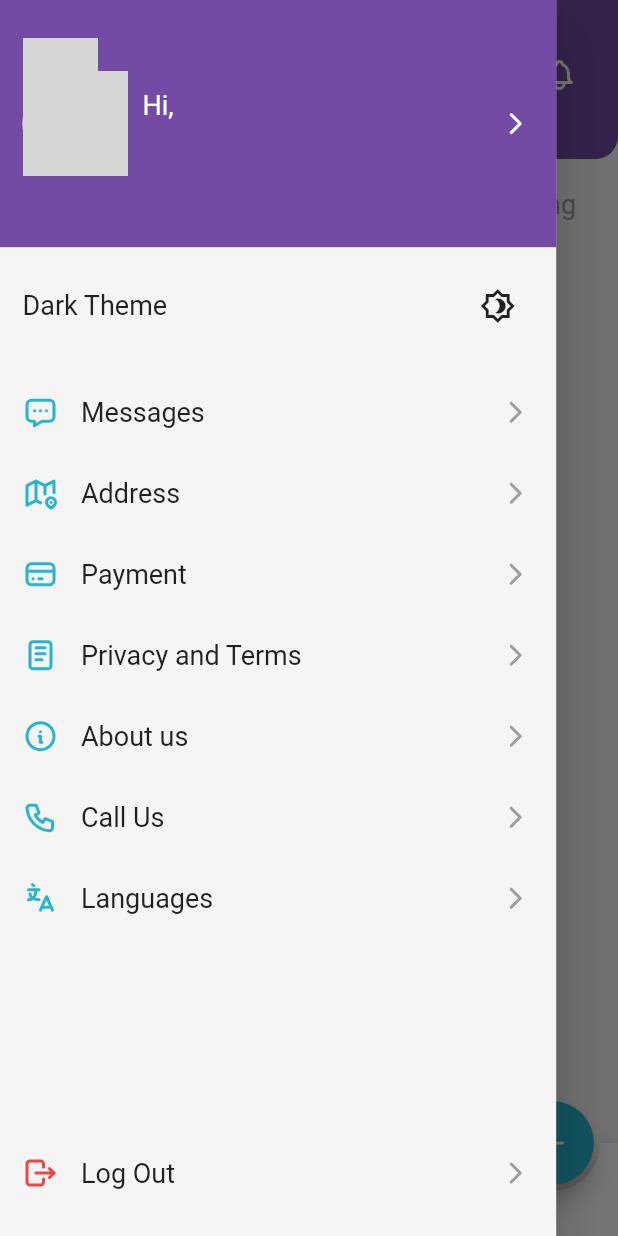
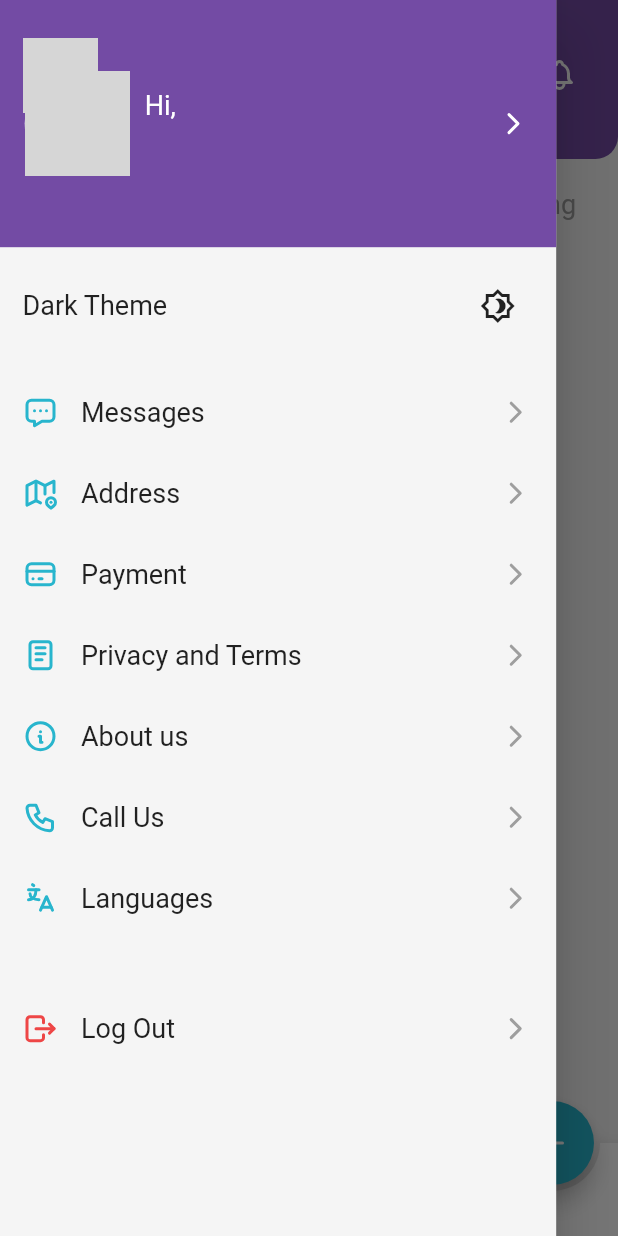
Before and after one commit to amr-alawaad99/HomeMate_HomeServiceApp, a Flutter app: the MainLayoutScreen screen opened directly, item 4 of the bottom bar chosen, in the side drawer, after a tap on "Languages", on a phone screen of 412 x 824 dp. Run offline on Flutter 3.47's test engine with Material 2 defaults, Android fonts, the phone set to English and light mode, and no system bars; drawn by our look-alikes of bubble_bottom_bar; our stand-ins replace bloc, cloud_firestore, conditional_builder_null_safety, firebase_auth, firebase_core, firebase_storage and 11 more; missing offline and left inert: colorful_safe_area, date_time_picker_widget, galleryimage, ntp, username_generator; accounts and stored records are empty; network calls fail; grey boxes are pictures that could not be loaded.

Commit message:
some refactoring

```diff
--- a/lib/layout_tec/modules/home_technical_screen/in_progress_screen.dart
+++ b/lib/layout_tec/modules/home_technical_screen/in_progress_screen.dart
@@ -6,7 +6,6 @@ import 'package:flutter_tabler_icons/flutter_tabler_icons.dart';
 import '../../../layout/cubit/cubit.dart';
 import '../../../layout/cubit/states.dart';
 import '../../../model/orderModel.dart';
-import '../../../module/appointment_details/appointment_detials_screen.dart';
 import '../../../module/sign_in_screen/cubit/cubit.dart';
 import '../../../shared/components/components.dart';
 import '../../../shared/components/constants.dart';
@@ -15,8 +14,10 @@ import '../tec_order_details/tec_order_details.dart';
 class InProgressScreen extends StatelessWidget {
   const InProgressScreen({super.key});
 
+
   @override
   Widget build(BuildContext context) {
+
     var cubit = LayoutCubit.get(context);
     return Column(
       children: [
--- a/lib/module/appointment_details/appointment_detials_screen.dart
+++ b/lib/module/appointment_details/appointment_detials_screen.dart
@@ -550,7 +550,7 @@ Widget defaultOffersCard({
                     crossAxisAlignment: CrossAxisAlignment.end,
                     children: [
                       Text(
-                        'ex.cost'.toUpperCase(),
+                        'Estimated Cost',
                         style: TextStyle(
                           color: Colors.white,
                           fontSize: 15,
--- a/lib/module/appointment_screen/appointments_screen.dart
+++ b/lib/module/appointment_screen/appointments_screen.dart
@@ -128,8 +128,7 @@ class AppointmentsScreen extends StatelessWidget {
           borderRadius: BorderRadius.circular(10.0),
           child: Container(
             padding: const EdgeInsets.all(10),
-            height: 150,
-            width: MediaQuery.of(context).size.width,
+            width: double.infinity,
             decoration: BoxDecoration(
               color: SignInCubit.get(context).isDark
                   ? Color(0xff303030)
@@ -147,14 +146,10 @@ class AppointmentsScreen extends StatelessWidget {
               borderRadius: BorderRadius.circular(10.0),
             ),
             child: Row(
-              mainAxisAlignment: MainAxisAlignment.end,
               crossAxisAlignment: CrossAxisAlignment.start,
               children: [
                 Expanded(
-                  child: Row(
-                    crossAxisAlignment: CrossAxisAlignment.start,
-                    children: [
-                      Column(
+                  child: Column(
                     mainAxisAlignment: MainAxisAlignment.start,
                     crossAxisAlignment: CrossAxisAlignment.start,
                     children: [
@@ -168,27 +163,29 @@ class AppointmentsScreen extends StatelessWidget {
                       const SizedBox(
                         height: 10,
                       ),
-                          Expanded(
-                            child: Row(
+                      Row(
                         children: [
                           ClipRRect(
                             borderRadius: BorderRadius.circular(5),
                             child: Image(
                               image: model.status == 'waiting'?tempImage: NetworkImage(model.profilePic!),
-                                    width: 30,
-                                    height: 30,
+                              width: 50,
+                              height: 50,
                             ),
                           ),
                           const SizedBox(
                             width: 10,
                           ),
-                                Column(
+                          Expanded(
+                            child: Column(
                               crossAxisAlignment: CrossAxisAlignment.start,
                               children: [
                                 Text(
                                   model.status == 'waiting'
                                       ? 'waiting for technical offers!'
                                       : model.profileName!,
+                                  maxLines: 2,
+                                  overflow: TextOverflow.ellipsis,
                                   style: const TextStyle(
                                     fontSize: 15.0,
                                   ),
@@ -200,12 +197,7 @@ class AppointmentsScreen extends StatelessWidget {
                                   mainAxisAlignment:
                                       MainAxisAlignment.start,
                                   children: const [
-                                        Image(
-                                          image: AssetImage(
-                                              'assets/images/star.png'),
-                                          width: 15.0,
-                                          height: 15.0,
-                                        ),
+                                    Icon(Icons.star, color: Colors.amber, size: 20,),
                                     SizedBox(
                                       width: 5,
                                     ),
@@ -217,9 +209,18 @@ class AppointmentsScreen extends StatelessWidget {
                                     ),
                                   ],
                                 ),
+                              ],
+                            ),
+                          ),
+                        ],
+                      ),
+                      const SizedBox(
+                        height: 15,
+                      ),
                       Text(
-                                      model.notes!,
+                        "Notes: ${model.notes!}",
                         maxLines: 1,
+                        overflow: TextOverflow.ellipsis,
                         style: const TextStyle(
                           fontSize: 12.0,
 
@@ -228,15 +229,6 @@ class AppointmentsScreen extends StatelessWidget {
                       const SizedBox(
                         height: 15,
                       ),
-                                  ],
-                                ),
-                              ],
-                            ),
-                          ),
-                          const SizedBox(
-                            height: 15,
-                          ),
-
                       Row(
                         crossAxisAlignment: CrossAxisAlignment.start,
                         children: [
@@ -282,12 +274,7 @@ class AppointmentsScreen extends StatelessWidget {
                       ),
                     ],
                   ),
-                    ],
                 ),
-                ),
-                Row(
-                  mainAxisAlignment: MainAxisAlignment.end,
-                  children: [
                 Column(
                   crossAxisAlignment: CrossAxisAlignment.end,
                   children: [
@@ -306,13 +293,23 @@ class AppointmentsScreen extends StatelessWidget {
                         color: secondaryColor,
                       ),
                     ),
-                        Expanded(
-                          child: SizedBox(
-                            height: double.infinity,
-                            child: Row(
-                              mainAxisAlignment: MainAxisAlignment.center,
-                              crossAxisAlignment: CrossAxisAlignment.end,
-                              children: [
+                    SizedBox(height: 40),
+                    StreamBuilder<int>(
+                      stream: LayoutCubit.get(context).allOrderOffersLength(model.orderUid!),
+                      builder: (context, snapshot) {
+                        if (snapshot.hasError) {
+                        return Text('Error No Data found! ${snapshot.error}');
+                        } else if (snapshot.hasData) {
+                          return CircleAvatar(backgroundColor: secondaryColor, radius: 15,child: Text('${snapshot.data}', style: TextStyle(color: Colors.white),),);
+                        } else {
+                          return Center(
+                              child: CircularProgressIndicator(
+                                color: primaryColor,
+                              ));
+                        }
+                      },
+                    ),
+                    SizedBox(height: 40),
                     InkWell(
                       onTap: () {
                         LayoutCubit.get(context)
@@ -325,12 +322,6 @@ class AppointmentsScreen extends StatelessWidget {
                     ),
                   ],
                 ),
-                          ),
-                        ),
-                      ],
-                    ),
-                  ],
-                ),
               ],
             ),
           ),
--- a/lib/module/drawer/my_drawer.dart
+++ b/lib/module/drawer/my_drawer.dart
@@ -41,7 +41,12 @@ class MyDrawer extends StatelessWidget {
                     color: SignInCubit.get(context).isDark ? Color(0xff212121) : primaryColor, ///********************
                     height: MediaQuery.of(context).size.height * 0.2,
                     child: Padding(
-                      padding: const EdgeInsets.fromLTRB(15, 45, 15, 45),
+                      padding: EdgeInsets.fromLTRB(
+                        MediaQuery.of(context).size.height * 0.02,
+                        MediaQuery.of(context).size.height * 0.05,
+                        MediaQuery.of(context).size.height * 0.02,
+                        MediaQuery.of(context).size.height * 0.05,
+                      ),
                       child: InkWell(
                         child: Row(
                           children: [
@@ -100,11 +105,11 @@ class MyDrawer extends StatelessWidget {
                       ),
                     ),
                   ),
-                  Expanded(
+                  SizedBox(
+                    height: MediaQuery.of(context).size.height * 0.75,
                     child: Padding(
                       padding: const EdgeInsets.all(15.0),
-                      child: Column(
-                        crossAxisAlignment: CrossAxisAlignment.start,
+                      child: ListView(
                         children: [
                           Row(
                             children: [
@@ -298,7 +303,7 @@ class MyDrawer extends StatelessWidget {
                             ),
                             onTap: () {},
                           ),
-                          const Spacer(),
+                          SizedBox(height: MediaQuery.of(context).size.height * 0.04,),
                           InkWell(
                             child: const Padding(
                               padding: EdgeInsets.symmetric(vertical: 15),
@@ -328,7 +333,7 @@ class MyDrawer extends StatelessWidget {
                         ],
                       ),
                     ),
-                  )
+                  ),
                 ],
               ),
             );
--- a/lib/shared/components/components.dart
+++ b/lib/shared/components/components.dart
@@ -290,11 +290,16 @@ Widget defaultSuppliersItem({
                 Expanded(
                   child: Column(
                     crossAxisAlignment: CrossAxisAlignment.start,
+                    mainAxisAlignment: MainAxisAlignment.center,
                     children: [
-                      Text(model.profileName!,
+                      Expanded(
+                        child: Text(model.profileName!,
+                            maxLines: 1,
+                            overflow: TextOverflow.ellipsis,
                             style: TextStyle(
                               fontWeight: FontWeight.bold,
                             )),
+                      ),
                       SizedBox(
                         height: 10,
                       ),
@@ -305,9 +310,10 @@ Widget defaultSuppliersItem({
                       SizedBox(
                         height: 10,
                       ),
-                      Row(
+                      Expanded(
+                        child: Row(
                           mainAxisAlignment: MainAxisAlignment.start,
-                        crossAxisAlignment: CrossAxisAlignment.end,
+                          crossAxisAlignment: CrossAxisAlignment.start,
                           children: [
                             Icon(
                               TablerIcons.map_pin,
@@ -327,6 +333,7 @@ Widget defaultSuppliersItem({
                                   )),
                             ),
                           ],
+                        ),
                       ),
                     ],
                   ),
```
Also changed, not shown: lib/layout/cubit/cubit.dart (+17 -0 lines). Lines whose indentation alone changed are shown as unchanged.
